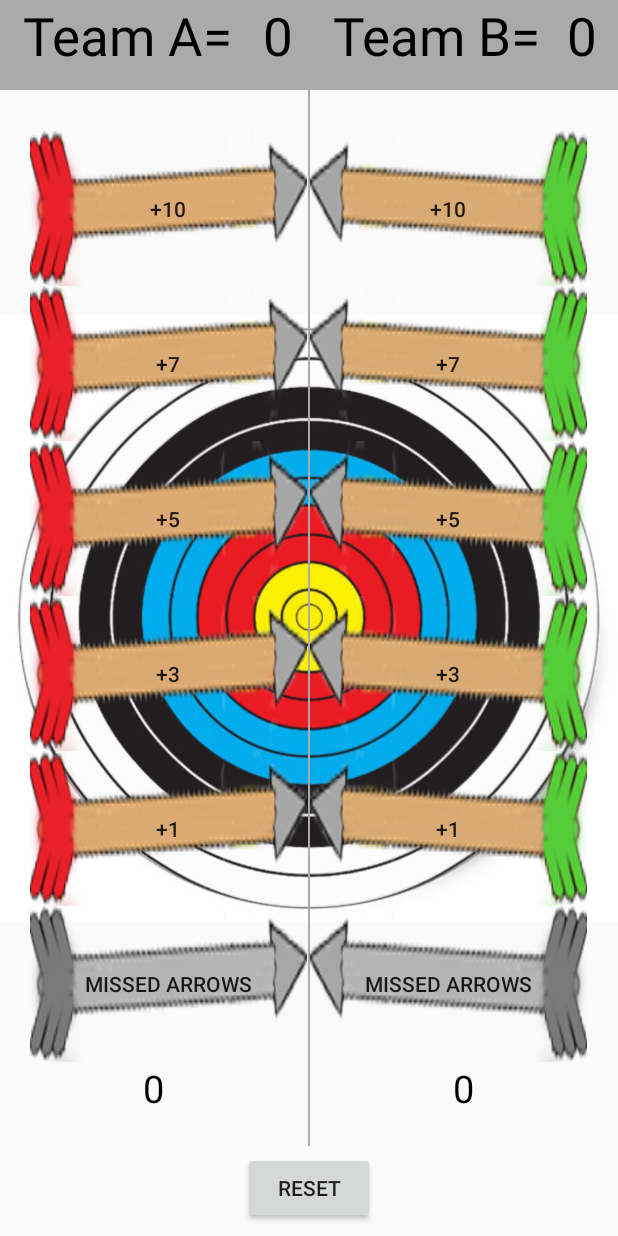
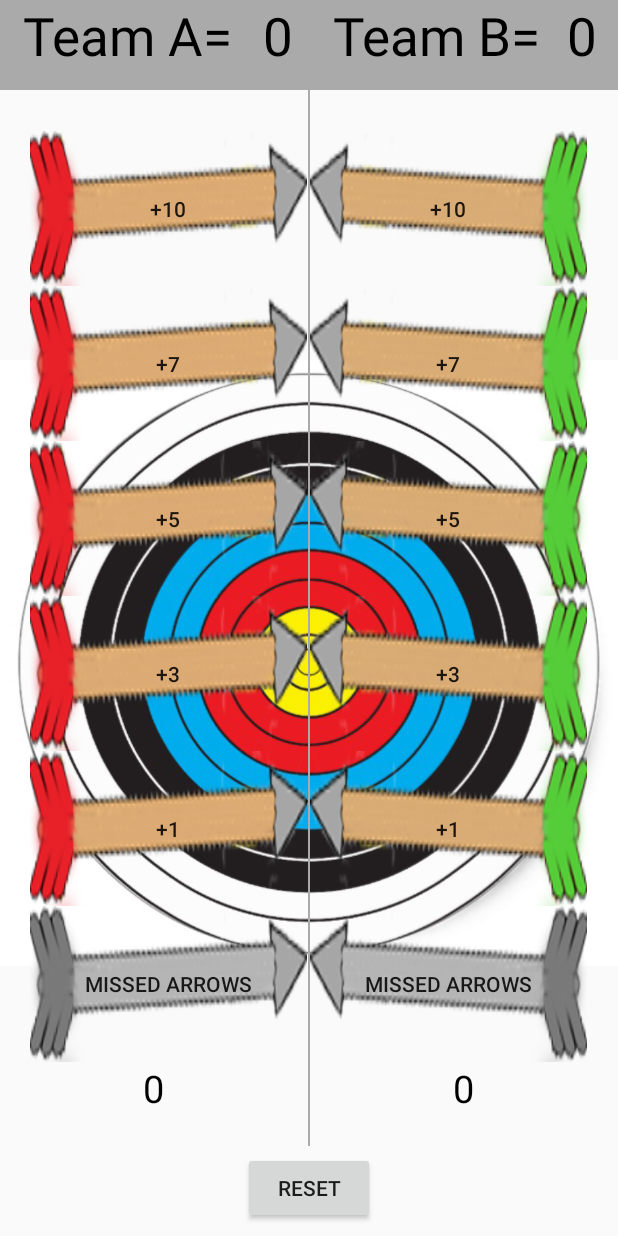
Before and after one commit to shearsozo/ArcheryScoreKeeper2, an Android app: the screen it shows after launch (MainActivity), on a phone screen of 412 x 824 dp. Run offline under Robolectric (Android 15) with nearby library versions, the phone set to English and light mode, and no system bars.

Commit message:
Grow with Google Lesson 9: Score Keeper
add id+ attribute on ViewTag and android:layout_below attribute in ImageView.

line 14 and 21

```diff
--- a/app/src/main/res/layout/activity_main.xml
+++ b/app/src/main/res/layout/activity_main.xml
@@ -10,13 +10,15 @@
         android:layout_width="match_parent"
         android:layout_height="60dp"
         android:layout_centerHorizontal="true"
-        android:background="@android:color/darker_gray" />
+        android:background="@android:color/darker_gray"
+        android:id="@+id/grayBar"/>
 
     <ImageView
         android:id="@+id/backgroundTarget"
         android:layout_width="match_parent"
         android:layout_height="match_parent"
         android:scaleType="fitCenter"
+        android:layout_below="@+id/grayBar"
         android:src="@drawable/target" />
 
     <LinearLayout
```
